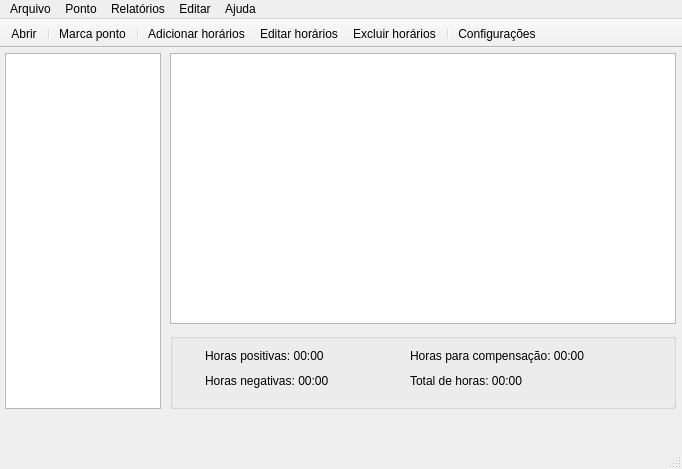
alsimoes/pyHE, file ui_files/mainWindow-0.02.ui: the form before one commit.
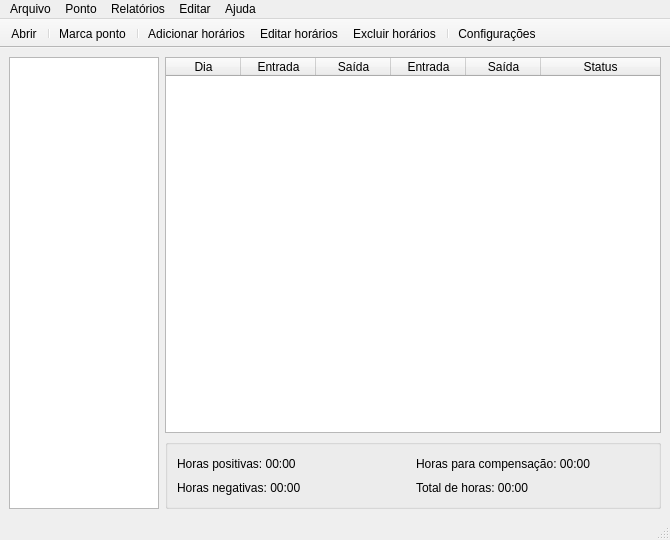
The form after the commit. Icons and pictures are not drawn.

Commit message: Alinhamento e acomodação dos widgets no QDialog para suportar maximização.

```diff
--- a/ui_files/mainWindow-0.02.ui
+++ b/ui_files/mainWindow-0.02.ui
@@ -6,106 +6,130 @@
    <rect>
     <x>0</x>
     <y>0</y>
-    <width>682</width>
-    <height>469</height>
+    <width>670</width>
+    <height>540</height>
    </rect>
   </property>
+  <property name="minimumSize">
+   <size>
+    <width>670</width>
+    <height>540</height>
+   </size>
+  </property>
   <property name="windowTitle">
    <string>PyHE - Controle de Horas Extras</string>
   </property>
   <widget class="QWidget" name="centralwidget">
+   <layout class="QGridLayout" name="gridLayout_2">
+    <item row="0" column="0" rowspan="2">
    <widget class="QTreeView" name="arvoreMeses">
-    <property name="geometry">
-     <rect>
-      <x>5</x>
-      <y>5</y>
-      <width>156</width>
-      <height>356</height>
-     </rect>
-    </property>
-   </widget>
+      <property name="maximumSize">
+       <size>
+        <width>150</width>
+        <height>16777215</height>
+       </size>
+      </property>
+     </widget>
+    </item>
+    <item row="0" column="1">
    <widget class="QTableWidget" name="tabelaHorario">
-    <property name="geometry">
-     <rect>
-      <x>170</x>
-      <y>5</y>
-      <width>506</width>
-      <height>271</height>
-     </rect>
-    </property>
-   </widget>
+      <attribute name="horizontalHeaderDefaultSectionSize">
+       <number>75</number>
+      </attribute>
+      <attribute name="horizontalHeaderStretchLastSection">
+       <bool>true</bool>
+      </attribute>
+      <attribute name="verticalHeaderStretchLastSection">
+       <bool>false</bool>
+      </attribute>
+      <column>
+       <property name="text">
+        <string>Dia</string>
+       </property>
+      </column>
+      <column>
+       <property name="text">
+        <string>Entrada</string>
+       </property>
+      </column>
+      <column>
+       <property name="text">
+        <string>Saída</string>
+       </property>
+      </column>
+      <column>
+       <property name="text">
+        <string>Entrada</string>
+       </property>
+      </column>
+      <column>
+       <property name="text">
+        <string>Saída</string>
+       </property>
+      </column>
+      <column>
+       <property name="text">
+        <string>Status</string>
+       </property>
+      </column>
+     </widget>
+    </item>
+    <item row="1" column="1">
    <widget class="QGroupBox" name="groupBox_2">
-    <property name="geometry">
-     <rect>
-      <x>170</x>
-      <y>285</y>
-      <width>506</width>
-      <height>76</height>
-     </rect>
+      <property name="minimumSize">
+       <size>
+        <width>0</width>
+        <height>70</height>
+       </size>
     </property>
     <property name="title">
      <string/>
     </property>
-    <widget class="QLabel" name="label">
-     <property name="geometry">
-      <rect>
-       <x>35</x>
-       <y>15</y>
-       <width>171</width>
-       <height>16</height>
-      </rect>
-     </property>
-     <property name="text">
-      <string>Horas positivas: 00:00</string>
-     </property>
-    </widget>
+      <layout class="QGridLayout" name="gridLayout_3">
+       <item row="1" column="0">
     <widget class="QLabel" name="label_2">
-     <property name="geometry">
-      <rect>
-       <x>35</x>
-       <y>40</y>
-       <width>171</width>
-       <height>16</height>
-      </rect>
-     </property>
      <property name="text">
       <string>Horas negativas: 00:00</string>
      </property>
     </widget>
+       </item>
+       <item row="1" column="1">
     <widget class="QLabel" name="label_3">
-     <property name="geometry">
-      <rect>
-       <x>240</x>
-       <y>40</y>
-       <width>146</width>
-       <height>16</height>
-      </rect>
-     </property>
      <property name="text">
       <string>Total de horas: 00:00</string>
      </property>
     </widget>
+       </item>
+       <item row="0" column="1">
     <widget class="QLabel" name="label_4">
-     <property name="geometry">
-      <rect>
-       <x>240</x>
-       <y>15</y>
-       <width>216</width>
-       <height>16</height>
-      </rect>
-     </property>
      <property name="text">
       <string>Horas para compensação: 00:00</string>
      </property>
     </widget>
-   </widget>
+       </item>
+       <item row="0" column="0">
+        <widget class="QLabel" name="label">
+         <property name="text">
+          <string>Horas positivas: 00:00</string>
+         </property>
+        </widget>
+       </item>
+      </layout>
+      <zorder>label</zorder>
+      <zorder>label_2</zorder>
+      <zorder>label_3</zorder>
+      <zorder>label_4</zorder>
+      <zorder>tabelaHorario</zorder>
+     </widget>
+    </item>
+   </layout>
   </widget>
   <widget class="QMenuBar" name="mainMenuBar">
    <property name="geometry">
     <rect>
      <x>0</x>
      <y>0</y>
-     <width>682</width>
+     <width>670</width>
      <height>22</height>
     </rect>
    </property>
```
Lines whose indentation alone changed are shown as unchanged. The commit also changes 1 other file.
